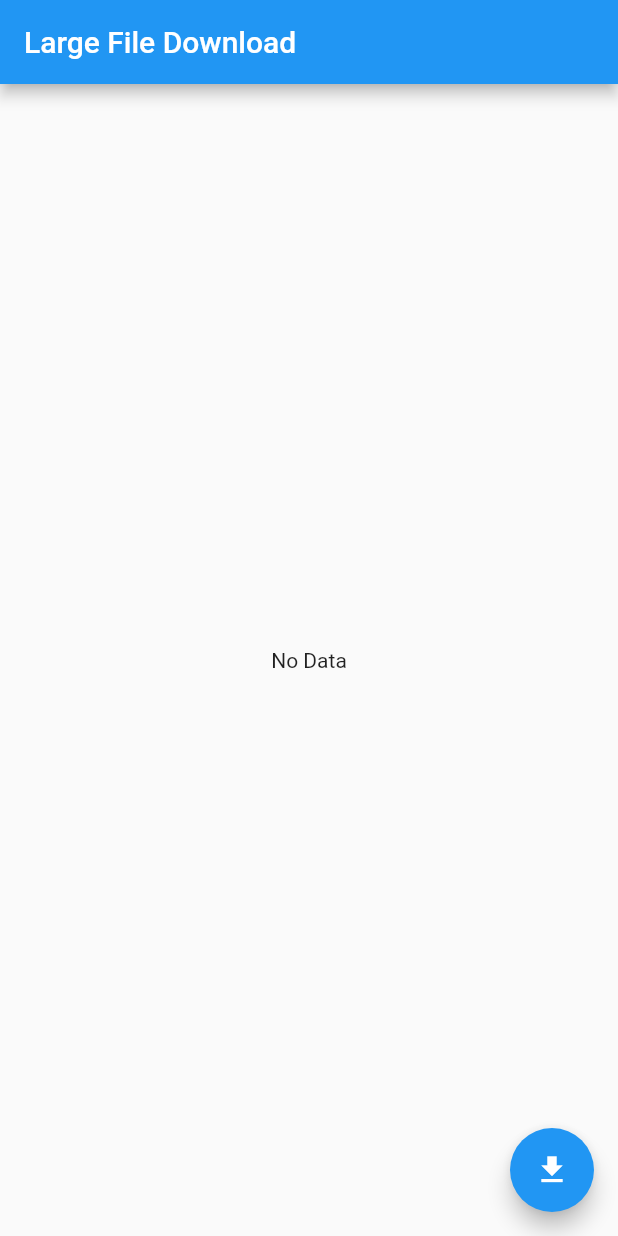
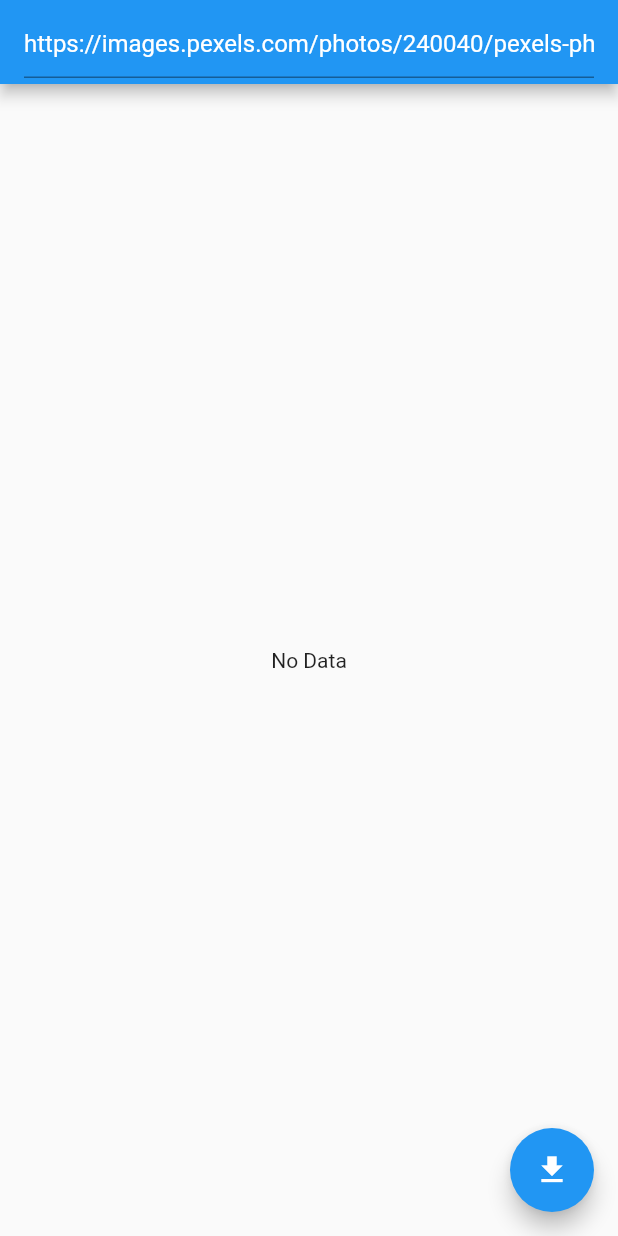
Before and after one commit to happy-sonday/flutter-begin, a Flutter app: the screen it shows after launch, on a phone screen of 412 x 824 dp. Run offline on Flutter 3.47's test engine with Material 2 defaults, Android fonts, the light colour scheme and no system bars; our stand-ins replace carousel_slider, dio, flutter_dotenv, flutter_linkify, flutter_svg, font_awesome_flutter.

Commit message:
header 이미지 url 검색 기능 추가

```diff
--- a/flutter_do_download/lib/largefile_main.dart
+++ b/flutter_do_download/lib/largefile_main.dart
@@ -11,17 +11,35 @@ class LargefileMain extends StatefulWidget {
 }
 
 class _LargefileMainState extends State<LargefileMain> {
-  final imgUrl =
-      "https://images.pexels.com/photos/240040/pexels-photo-240040.jpeg?auto=compress";
+  // final imgUrl =
+  //     "https://images.pexels.com/photos/240040/pexels-photo-240040.jpeg?auto=compress";
 
   bool downloading = false;
   var progressingString = "";
   String file = "";
+  TextEditingController? _editingController;
+
+  @override
+  void initState() {
+    // TODO: implement initState
+    super.initState();
+    _editingController = new TextEditingController(
+        // 초기 구동 시 기본 입력값 설정
+        text:
+            "https://images.pexels.com/photos/240040/pexels-photo-240040.jpeg?auto=compress");
+  }
+
   @override
   Widget build(BuildContext context) {
     return Scaffold(
       appBar: AppBar(
-        title: const Text("Large File Download"),
+        // title: const Text("Large File Download"),
+        title: TextField(
+          controller: _editingController,
+          style: TextStyle(color: Colors.white),
+          keyboardType: TextInputType.text,
+          decoration: InputDecoration(hintText: 'url 입력하세요'),
+        ),
       ),
       body: Center(
           child: downloading
@@ -108,7 +126,9 @@ class _LargefileMainState extends State<LargefileMain> {
       // NOTE: path_provider 패키지가 제공하느 함수
       // dio.download를 이용해 url에 담긴 주소에서 파일을 내려받고, 내부 디렉토리에 my.image.jpg이름으로 저장
       var dir = await getApplicationDocumentsDirectory();
-      await dio.download(imgUrl, "${dir.path}/myimage.jpg",
+      //await dio.download(imgUrl, "${dir.path}/myimage.jpg",
+      await dio.download(
+          _editingController!.value.text, "${dir.path}/myimage.jpg",
 
           /**
        * 데이터를 받을 때마다 onReceiveProgress함수를 실행해 진행 상황을 표시
```
